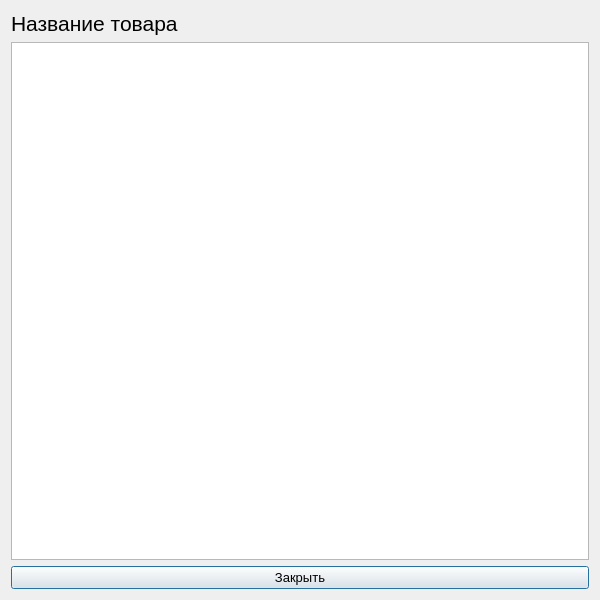
Before: the Qt Designer form itemcountwindow.ui in fuutuuroo/Qt_ARM_Logist, drawn with Qt 5.
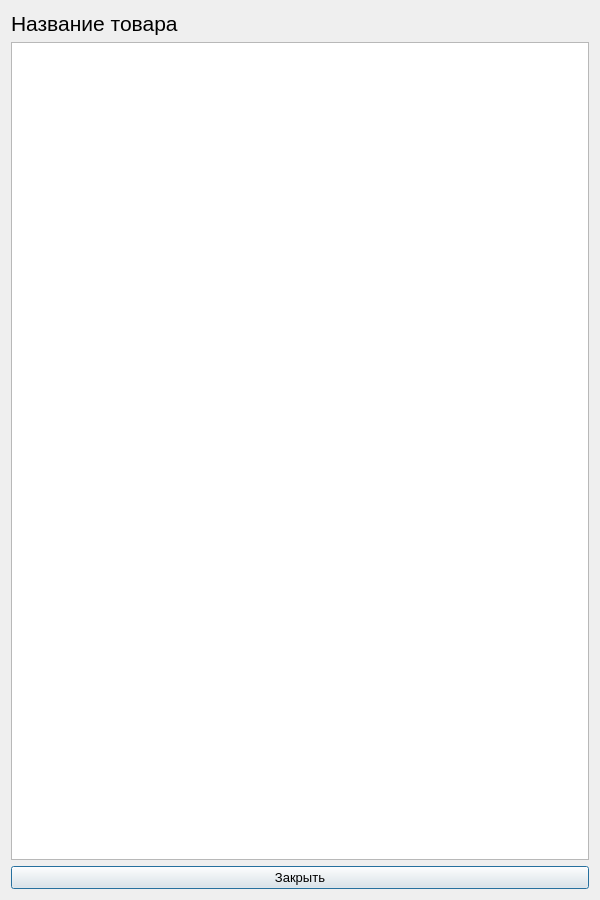
After: the same form once the commit is applied.

```diff
--- a/itemcountwindow.ui
+++ b/itemcountwindow.ui
@@ -7,7 +7,7 @@
     <x>0</x>
     <y>0</y>
     <width>600</width>
-    <height>600</height>
+    <height>900</height>
    </rect>
   </property>
   <property name="windowTitle">
```
